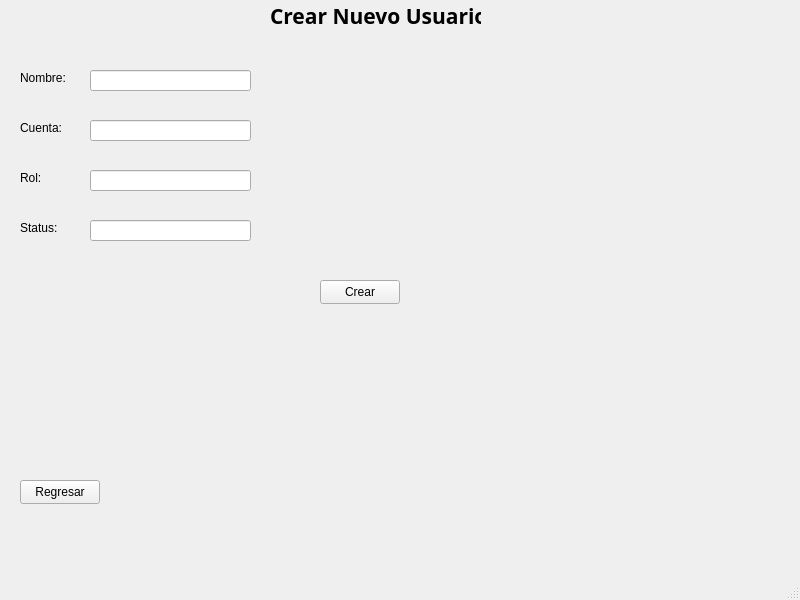
Qt form App_Medica/mainwindow.ui (alejandra057/App_Medica_Progra3) before a commit.
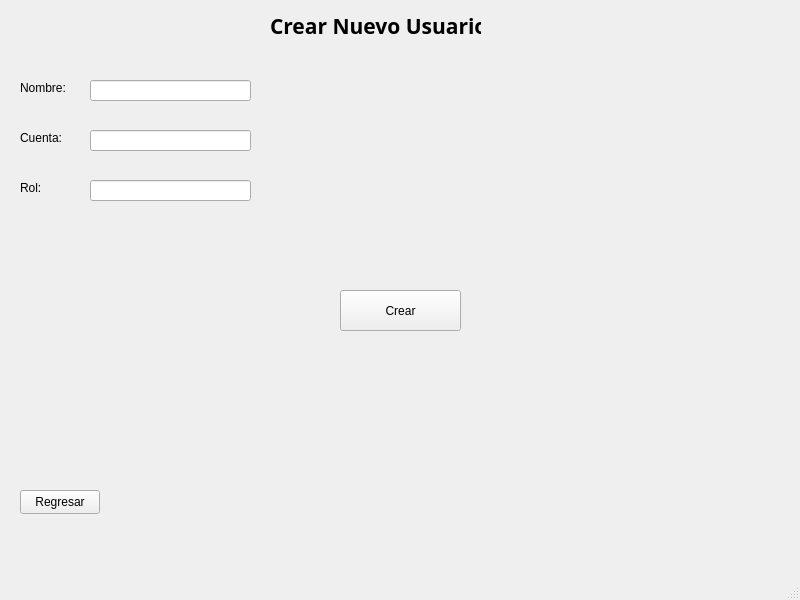
The same form after that commit. The open tabs and pages were chosen to show the change.

```diff
--- a/App_Medica/mainwindow.ui
+++ b/App_Medica/mainwindow.ui
@@ -18,9 +18,9 @@
     <property name="geometry">
      <rect>
       <x>-20</x>
-      <y>-10</y>
+      <y>0</y>
       <width>801</width>
-      <height>591</height>
+      <height>581</height>
      </rect>
     </property>
     <property name="currentIndex">
@@ -540,36 +540,13 @@
        </rect>
       </property>
      </widget>
-     <widget class="QLabel" name="label_14">
-      <property name="geometry">
-       <rect>
-        <x>40</x>
-        <y>230</y>
-        <width>49</width>
-        <height>16</height>
-       </rect>
-      </property>
-      <property name="text">
-       <string>Status:</string>
-      </property>
-     </widget>
-     <widget class="QLineEdit" name="lineEdit_9">
-      <property name="geometry">
-       <rect>
-        <x>110</x>
-        <y>230</y>
-        <width>161</width>
-        <height>21</height>
-       </rect>
-      </property>
-     </widget>
      <widget class="QPushButton" name="pushButton_16">
       <property name="geometry">
        <rect>
-        <x>340</x>
+        <x>360</x>
         <y>290</y>
-        <width>80</width>
-        <height>24</height>
+        <width>121</width>
+        <height>41</height>
        </rect>
       </property>
       <property name="text">
```
Left out of the diff: 58 changed lines with no effect on the pictures.
